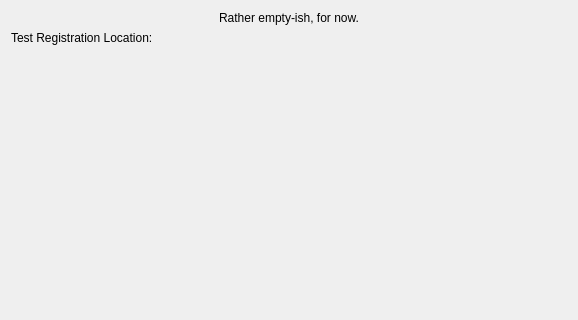
Before: the Qt Designer form plugins/xtest/cppunit/config/cppunitconfigwidget.ui in KDE/kdevelop, drawn with Qt 5; both pictures show x 0 to 578 and y 0 to 320 of the 578 by 638 pixel window.
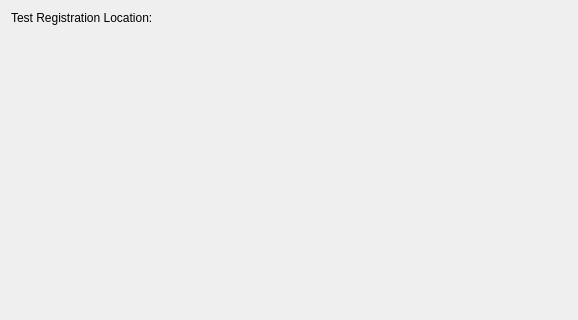
After: the same form once the commit is applied. Custom widgets are drawn as their Qt base class.

Commit message: No label is better than label with meaningless text. Re-Add when its really needed.

Patch:
```diff
--- a/plugins/xtest/cppunit/config/cppunitconfigwidget.ui
+++ b/plugins/xtest/cppunit/config/cppunitconfigwidget.ui
@@ -19,19 +19,6 @@
    <string/>
   </property>
   <layout class="QVBoxLayout" name="verticalLayout" >
-   <item>
-    <widget class="QLabel" name="textLabel1" >
-     <property name="text" >
-      <string>Rather empty-ish, for now.</string>
-     </property>
-     <property name="alignment" >
-      <set>Qt::AlignCenter</set>
-     </property>
-     <property name="wordWrap" >
-      <bool>false</bool>
-     </property>
-    </widget>
-   </item>
    <item>
     <layout class="QHBoxLayout" name="horizontalLayout_2" >
      <item>
```
The commit also changes 1 other file.
